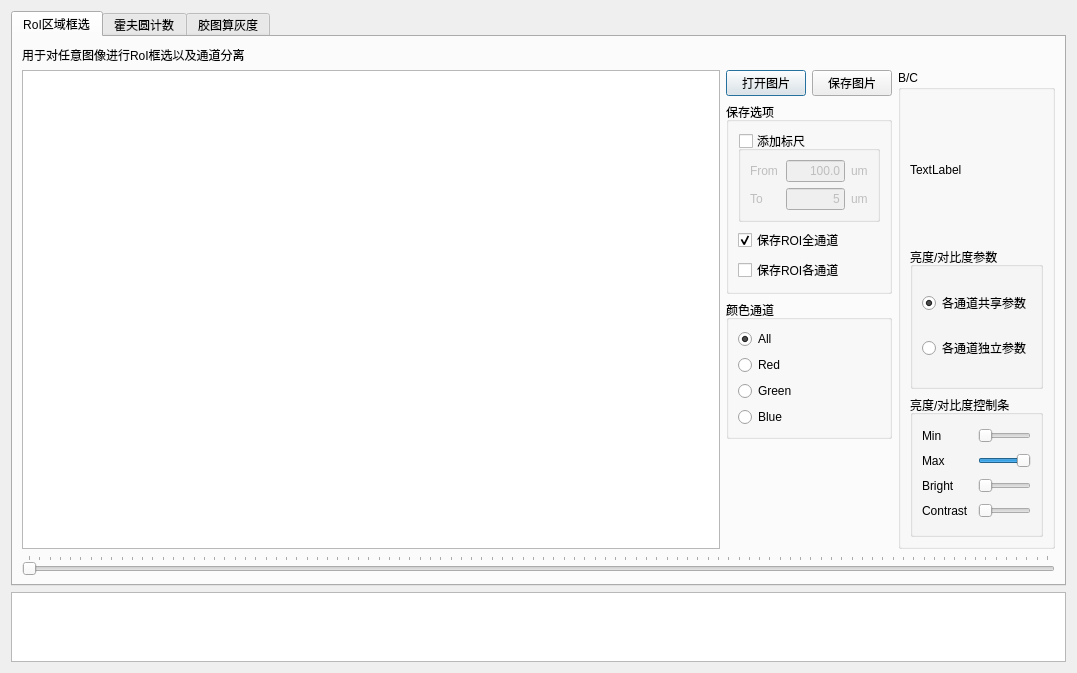
First picture: the form in uic/main_dialog.ui, repository mulin-xml/wwy2, before the edit.
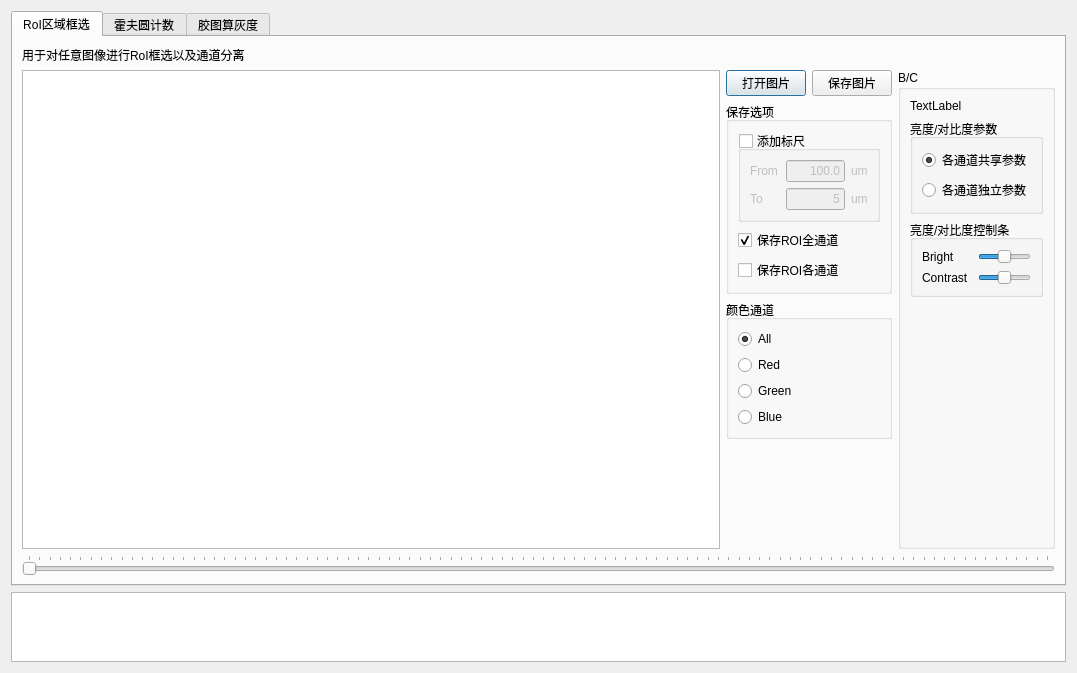
Second picture: the form after the edit. Custom widgets are drawn as their Qt base class.

Commit message: 修改亮度对比度公式

```diff
--- a/uic/main_dialog.ui
+++ b/uic/main_dialog.ui
@@ -317,69 +317,6 @@
                <string>亮度/对比度控制条</string>
               </property>
               <layout class="QVBoxLayout" name="verticalLayout_6">
-               <item>
-                <layout class="QHBoxLayout" name="horizontalLayout_8">
-                 <item>
-                  <widget class="QLabel" name="label_8">
-                   <property name="minimumSize">
-                    <size>
-                     <width>50</width>
-                     <height>0</height>
-                    </size>
-                   </property>
-                   <property name="text">
-                    <string>Min</string>
-                   </property>
-                   <property name="buddy">
-                    <cstring>tab1SliderMin</cstring>
-                   </property>
-                  </widget>
-                 </item>
-                 <item>
-                  <widget class="QSlider" name="tab1SliderMin">
-                   <property name="maximum">
-                    <number>255</number>
-                   </property>
-                   <property name="orientation">
-                    <enum>Qt::Horizontal</enum>
-                   </property>
-                  </widget>
-                 </item>
-                </layout>
-               </item>
-               <item>
-                <layout class="QHBoxLayout" name="horizontalLayout_9">
-                 <item>
-                  <widget class="QLabel" name="label_9">
-                   <property name="minimumSize">
-                    <size>
-                     <width>50</width>
-                     <height>0</height>
-                    </size>
-                   </property>
-                   <property name="text">
-                    <string>Max</string>
-                   </property>
-                   <property name="buddy">
-                    <cstring>tab1SliderMax</cstring>
-                   </property>
-                  </widget>
-                 </item>
-                 <item>
-                  <widget class="QSlider" name="tab1SliderMax">
-                   <property name="maximum">
-                    <number>255</number>
-                   </property>
-                   <property name="value">
-                    <number>255</number>
-                   </property>
-                   <property name="orientation">
-                    <enum>Qt::Horizontal</enum>
-                   </property>
-                  </widget>
-                 </item>
-                </layout>
-               </item>
                <item>
                 <layout class="QHBoxLayout" name="horizontalLayout_10">
                  <item>
@@ -399,7 +336,13 @@
                   </widget>
                  </item>
                  <item>
-                  <widget class="QSlider" name="horizontalSlider_3">
+                  <widget class="QSlider" name="tab1SliderBeta">
+                   <property name="minimum">
+                    <number>-255</number>
+                   </property>
+                   <property name="maximum">
+                    <number>255</number>
+                   </property>
                    <property name="orientation">
                     <enum>Qt::Horizontal</enum>
                    </property>
@@ -426,7 +369,13 @@
                   </widget>
                  </item>
                  <item>
-                  <widget class="QSlider" name="horizontalSlider_7">
+                  <widget class="QSlider" name="tab1SliderAlpha">
+                   <property name="maximum">
+                    <number>200</number>
+                   </property>
+                   <property name="value">
+                    <number>100</number>
+                   </property>
                    <property name="orientation">
                     <enum>Qt::Horizontal</enum>
                    </property>
@@ -437,6 +386,19 @@
               </layout>
              </widget>
             </item>
+            <item>
+             <spacer name="verticalSpacer_2">
+              <property name="orientation">
+               <enum>Qt::Vertical</enum>
+              </property>
+              <property name="sizeHint" stdset="0">
+               <size>
+                <width>20</width>
+                <height>40</height>
+               </size>
+              </property>
+             </spacer>
+            </item>
            </layout>
           </widget>
          </item>
```
Left out of the diff: 4 changed lines with no effect on the pictures. The commit also changes 2 other files.
